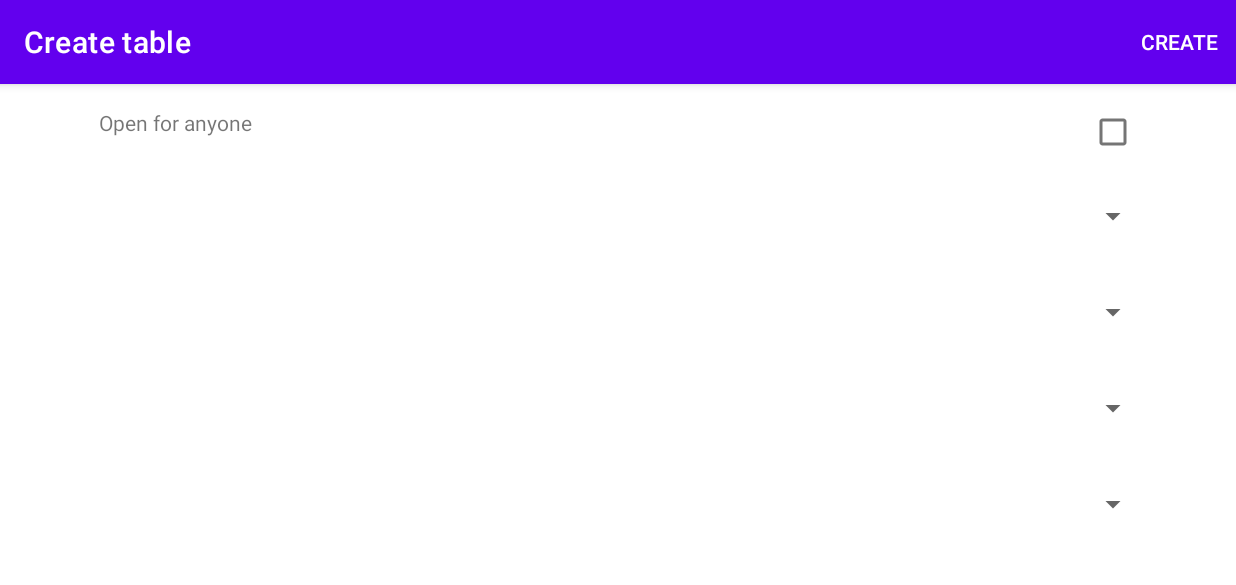
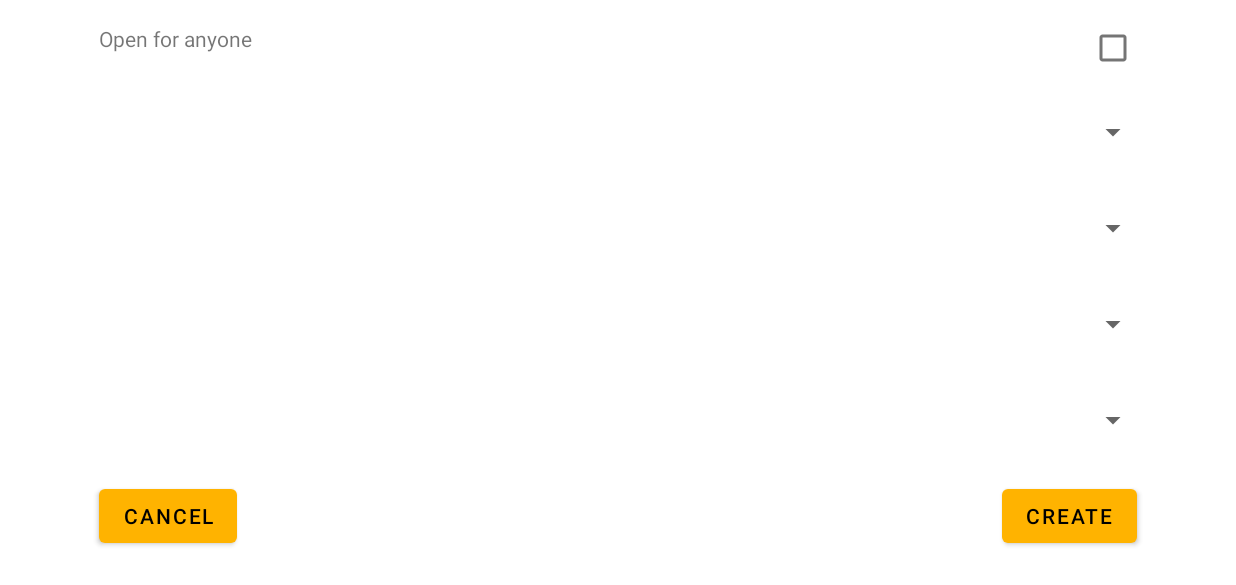
Before and after one commit to bognargabor99/Poker, an Android app: the screen it shows after launch (TableCreateActivity), after a tap on "START TABLE", on a phone screen of 824 x 412 dp (held sideways). Shown: the top 585 px of the screen. Run offline under Robolectric (Android 15) with nearby library versions, the phone set to English and light mode, and no system bars; plain views replace MaterialSpinner.

Commit message:
Turnable card and Material colors

```diff
--- a/Frontend/app/src/main/AndroidManifest.xml
+++ b/Frontend/app/src/main/AndroidManifest.xml
@@ -10,7 +10,7 @@
         android:label="@string/app_name"
         android:roundIcon="@mipmap/ic_poker"
         android:supportsRtl="true"
-        android:theme="@style/Theme.Poker">
+        android:theme="@style/Theme.Poker.Material">
         <activity
             android:name=".TableCreateActivity"
             android:label="@string/table_create_title"
--- a/Frontend/app/src/main/java/hu/bme/aut/onlab/poker/MainActivity.kt
+++ b/Frontend/app/src/main/java/hu/bme/aut/onlab/poker/MainActivity.kt
@@ -5,13 +5,7 @@ import androidx.appcompat.app.AppCompatActivity
 import android.os.Bundle
 import android.view.LayoutInflater
 import hu.bme.aut.onlab.poker.databinding.ActivityMainBinding
-import hu.bme.aut.onlab.poker.model.TableRules
 import hu.bme.aut.onlab.poker.network.PokerAPI
-import hu.bme.aut.onlab.poker.network.PokerClient
-import hu.bme.aut.onlab.poker.view.PokerCardView
-import kotlinx.coroutines.GlobalScope
-import kotlinx.coroutines.delay
-import kotlinx.coroutines.launch
 
 class MainActivity : AppCompatActivity() {
     private lateinit var binding: ActivityMainBinding
--- a/Frontend/app/src/main/java/hu/bme/aut/onlab/poker/TableCreateActivity.kt
+++ b/Frontend/app/src/main/java/hu/bme/aut/onlab/poker/TableCreateActivity.kt
@@ -3,10 +3,7 @@ package hu.bme.aut.onlab.poker
 import androidx.appcompat.app.AppCompatActivity
 import android.os.Bundle
 import android.view.LayoutInflater
-import android.view.Menu
-import android.view.MenuItem
 import android.widget.ArrayAdapter
-import androidx.core.content.ContentProviderCompat.requireContext
 import hu.bme.aut.onlab.poker.databinding.ActivityTableCreateBinding
 import hu.bme.aut.onlab.poker.model.TableRules
 import hu.bme.aut.onlab.poker.network.PokerClient
@@ -34,26 +31,18 @@ class TableCreateActivity : AppCompatActivity() {
         binding.mspStartStack.adapter = ArrayAdapter(
             applicationContext, android.R.layout.simple_spinner_dropdown_item, (1000..20000 step 1000).map { it }
         )
-    }
 
-    override fun onCreateOptionsMenu(menu: Menu?): Boolean {
-        menuInflater.inflate(R.menu.create_table_menu, menu)
-        return super.onCreateOptionsMenu(menu)
-    }
+        binding.btnCancel.setOnClickListener { onBackPressed() }
 
-    override fun onOptionsItemSelected(item: MenuItem): Boolean {
-        when (item.itemId) {
-            R.id.itemCreateTable -> {
-                PokerClient.startTable(TableRules(
+        binding.btnCreate.setOnClickListener {
+            PokerClient.startTable(TableRules(
                     binding.cbOpen.isChecked,
                     binding.mspSize.selectedItem.toString().toInt(),
                     binding.mspInitialBlind.selectedItem.toString().toInt(),
                     binding.mspDoubleBlind.selectedItem.toString().toInt(),
                     binding.mspStartStack.selectedItem.toString().toInt()
-                ))
-            }
+            ))
+            onBackPressed()
         }
-        onBackPressed()
-        return true
     }
 }
--- a/Frontend/app/src/main/java/hu/bme/aut/onlab/poker/view/PokerCardView.kt
+++ b/Frontend/app/src/main/java/hu/bme/aut/onlab/poker/view/PokerCardView.kt
@@ -5,12 +5,14 @@ import android.content.res.TypedArray
 import android.graphics.*
 import android.util.AttributeSet
 import android.util.Log
+import android.view.MotionEvent
 import android.view.View
 import hu.bme.aut.onlab.poker.R
 
 class PokerCardView : View {
     var value: Int = 2
     var symbol: Int = SYMBOL_HEART
+    var isUpside: Boolean = false
     private var paintText = Paint()
     private val paintBg = Paint()
     private lateinit var attributes: TypedArray
@@ -21,24 +23,19 @@ class PokerCardView : View {
             return
         }
 
-        paintText.typeface = Typeface.create(Typeface.SANS_SERIF, Typeface.BOLD)
+        paintText.typeface = Typeface.create(Typeface.SERIF, Typeface.BOLD)
 
         attributes = context.obtainStyledAttributes(attrs, R.styleable.PokerCardView)
         try {
             symbol = attributes.getInt(R.styleable.PokerCardView_symbol, SYMBOL_HEART)
             value = attributes.getInt(R.styleable.PokerCardView_value, 2)
+            isUpside = attributes.getBoolean(R.styleable.PokerCardView_isUpside, false)
         } finally {
             attributes.recycle()
         }
     }
 
     override fun onDraw(canvas: Canvas) {
-        /*try {
-            symbol = attributes.getInt(R.styleable.PokerCardView_symbol, SYMBOL_HEART)
-            value = attributes.getInt(R.styleable.PokerCardView_value, 2)
-        } finally {
-            attributes.recycle()
-        }*/
         paintBg.color = Color.WHITE
         paintBg.style = Paint.Style.FILL
         canvas.drawRoundRect(0F, 0F, width.toFloat(), height.toFloat(), 10.0F, 10.0F, paintBg)
@@ -46,12 +43,21 @@ class PokerCardView : View {
         paintBg.strokeWidth = 2F
         paintBg.style = Paint.Style.STROKE
         canvas.drawRoundRect(0F, 0F, width.toFloat(), height.toFloat(), 10.0F, 10.0F, paintBg)
-        drawValue(canvas)
-        drawSymbol(canvas)
+        if (isUpside) {
+            drawValue(canvas)
+            drawSymbol(canvas)
+        }
+        else
+            drawDownSide(canvas)
+    }
+
+    private fun drawDownSide(canvas: Canvas) {
+        val bitmapDownSide = BitmapFactory.decodeResource(resources, R.drawable.back)
+        canvas.drawBitmap(bitmapDownSide, null, RectF(width.toFloat()*0.10F, height.toFloat()*0.06F, width.toFloat()*0.90F, height.toFloat()*0.94F), null)
     }
 
     private fun drawValue(canvas: Canvas) {
-        paintText.textSize = (height*3/7).toFloat()
+        paintText.textSize = (height*11/28).toFloat()
         paintText.color = when (symbol) {
             SYMBOL_HEART -> redColor
             SYMBOL_DIAMOND -> redColor
@@ -62,7 +68,9 @@ class PokerCardView : View {
     }
 
     private fun getTextOfValue(): String {
-        if (value < 11)
+        if (value <= 2)
+            return 2.toString()
+        else if (value < 11)
             return value.toString()
 
         return when (value) {
@@ -83,7 +91,7 @@ class PokerCardView : View {
             else -> R.drawable.heart
         }
         val startX = (width*4/9).toFloat()
-        val startY = (height*14/27).toFloat()
+        val startY = (height*15/27).toFloat()
         val bitmapSymBol = BitmapFactory.decodeResource(resources, imageResource)
         canvas.drawBitmap(bitmapSymBol, null, RectF(startX, startY, width.toFloat() -15.0F, height.toFloat()-20.0F), null)
     }
@@ -95,6 +103,14 @@ class PokerCardView : View {
         setMeasuredDimension(w, h)
     }
 
+    override fun onTouchEvent(event: MotionEvent?): Boolean = performClick()
+
+    override fun performClick(): Boolean {
+        isUpside = !isUpside
+        invalidate()
+        return super.performClick()
+    }
+
     companion object {
         private const val SYMBOL_HEART = 0
         private const val SYMBOL_SPADE = 1
--- a/Frontend/app/src/main/res/layout/activity_table_create.xml
+++ b/Frontend/app/src/main/res/layout/activity_table_create.xml
@@ -2,8 +2,7 @@
 <ScrollView xmlns:android="http://schemas.android.com/apk/res/android"
     xmlns:tools="http://schemas.android.com/tools"
     android:layout_width="match_parent"
-    android:layout_height="match_parent"
-    xmlns:app="http://schemas.android.com/apk/res-auto">
+    android:layout_height="match_parent" >
 
     <LinearLayout
         android:layout_width="match_parent"
@@ -70,5 +69,26 @@
             android:paddingVertical="8dp"
             android:hint="@string/starting_stack" />
 
+        <RelativeLayout
+            android:layout_width="match_parent"
+            android:layout_height="match_parent"
+            android:orientation="horizontal">
+
+            <Button
+                android:id="@+id/btnCancel"
+                android:layout_width="wrap_content"
+                android:layout_height="wrap_content"
+                android:layout_margin="8dp"
+                android:text="@string/cancel" />
+
+            <Button
+                android:id="@+id/btnCreate"
+                android:layout_width="wrap_content"
+                android:layout_height="wrap_content"
+                android:layout_margin="8dp"
+                android:text="@string/create"
+                android:layout_alignParentEnd="true" />
+        </RelativeLayout>
+
     </LinearLayout>
 </ScrollView>
--- a/Frontend/app/src/main/res/menu/create_table_menu.xml
+++ /dev/null
@@ -1,7 +0,0 @@
-<?xml version="1.0" encoding="utf-8"?>
-<menu xmlns:android="http://schemas.android.com/apk/res/android"
-    xmlns:app="http://schemas.android.com/apk/res-auto">
-    <item android:id="@+id/itemCreateTable"
-        android:title="@string/item_create_table"
-        app:showAsAction="always"/>
-</menu>
--- a/Frontend/app/src/main/res/values/attrs.xml
+++ b/Frontend/app/src/main/res/values/attrs.xml
@@ -1,6 +1,7 @@
 <?xml version="1.0" encoding="utf-8"?>
 <resources>
     <declare-styleable name="PokerCardView">
+        <attr name="isUpside" format="boolean" />
         <attr name="value" format="integer" />
         <attr name="symbol" format="enum">
             <enum name="heart" value="0" />
--- a/Frontend/app/src/main/res/values/colors.xml
+++ b/Frontend/app/src/main/res/values/colors.xml
@@ -7,4 +7,13 @@
     <color name="teal_700">#FF018786</color>
     <color name="black">#FF000000</color>
     <color name="white">#FFFFFFFF</color>
+    <color name="background">#AAF9BF2D</color>
+    <color name="primaryColor">#ffb300</color>
+    <color name="primaryLightColor">#ffe54c</color>
+    <color name="primaryDarkColor">#c68400</color>
+    <color name="secondaryColor">#fbc02d</color>
+    <color name="secondaryLightColor">#fff263</color>
+    <color name="secondaryDarkColor">#c49000</color>
+    <color name="primaryTextColor">#000000</color>
+    <color name="secondaryTextColor">#000000</color>
 </resources>
--- a/Frontend/app/src/main/res/values/strings.xml
+++ b/Frontend/app/src/main/res/values/strings.xml
@@ -9,7 +9,8 @@
     <string name="starting_stack">Starting stack</string>
     <string name="spDoubleBlind">Big blind will be doubled after this amount of turns</string>
     <string name="table_create_title">Create table</string>
-    <string name="item_create_table">Create</string>
+    <string name="create">Create</string>
     <string name="start_table">Start table</string>
     <string name="connect">Connect</string>
+    <string name="cancel">Cancel</string>
 </resources>
--- a/Frontend/app/src/main/res/values/themes.xml
+++ b/Frontend/app/src/main/res/values/themes.xml
@@ -1,6 +1,6 @@
 <resources xmlns:tools="http://schemas.android.com/tools">
     <!-- Base application theme. -->
-    <style name="Theme.Poker" parent="Theme.MaterialComponents.DayNight.DarkActionBar">
+    <style name="Theme.Poker" parent="Theme.MaterialComponents.DayNight.NoActionBar.Bridge">
         <!-- Primary brand color. -->
         <item name="colorPrimary">@color/purple_500</item>
         <item name="colorPrimaryVariant">@color/purple_700</item>
@@ -13,4 +13,19 @@
         <item name="android:statusBarColor" tools:targetApi="l">?attr/colorPrimaryVariant</item>
         <!-- Customize your theme here. -->
     </style>
+
+    <style name="Theme.Poker.Material" parent="Theme.MaterialComponents.Light.NoActionBar">
+        <!-- Primary brand color. -->
+        <item name="colorPrimary">@color/primaryColor</item>
+        <item name="colorPrimaryVariant">@color/primaryLightColor</item>
+        <item name="colorOnPrimary">@color/primaryTextColor</item>
+        <!-- Secondary brand color. -->
+        <item name="colorSecondary">@color/secondaryColor</item>
+        <item name="colorSecondaryVariant">@color/secondaryLightColor</item>
+        <item name="colorOnSecondary">@color/secondaryTextColor</item>
+        <!-- Status bar color. -->
+        <item name="android:statusBarColor" tools:targetApi="l">?attr/colorPrimaryVariant</item>
+        <!-- Customize your theme here. -->
+        <item name="android:windowLightStatusBar">false</item>
+    </style>
 </resources>
```
Also changed, not shown: Frontend/app/src/main/res/layout/activity_main.xml (+4 -3 lines), Frontend/app/src/main/res/drawable/back.png (added).
